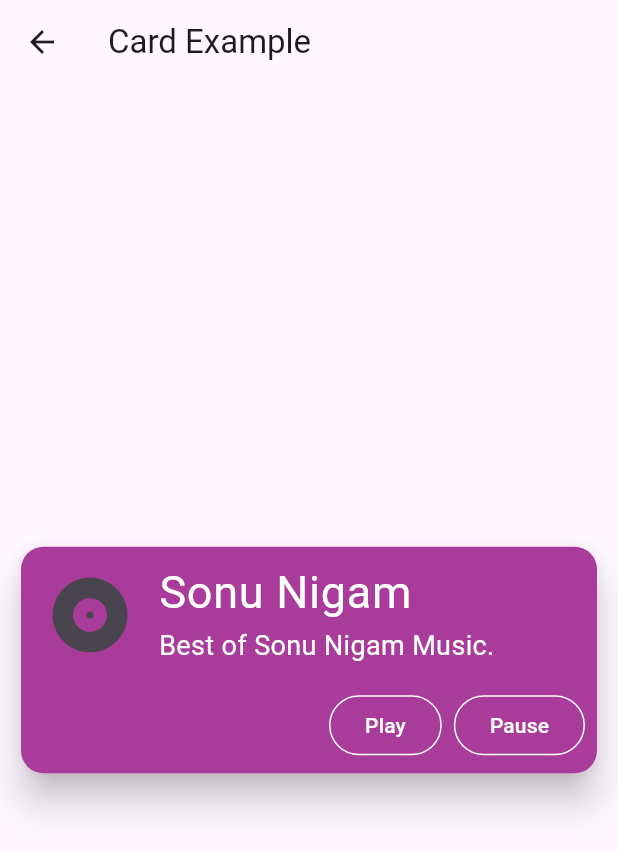
After one commit to Viraj1812/login_page, a Flutter app: the CardEx screen opened by its route, on a phone screen of 412 x 824 dp. The commit adds this screen. Shown: the top 852 px of the screen. Run offline on Flutter 3.47's test engine with Material 3 defaults, Android fonts, the phone set to English and light mode, and no system bars; missing offline and left inert: custom_switch_widget.

Commit message:
Switch, Card Done

```diff
--- /dev/null
+++ b/lib/card_ex.dart
@@ -0,0 +1,70 @@
+import 'package:flutter/material.dart';
+import 'package:login_page/utils/routes_name.dart';
+
+class CardEx extends StatelessWidget {
+  const CardEx({super.key});
+
+  @override
+  Widget build(BuildContext context) {
+    return Scaffold(
+      appBar: AppBar(
+        title: const Text('Card Example'),
+      ),
+      body: Center(
+        child: Container(
+          padding: const EdgeInsets.all(10.0),
+          child: Card(
+            surfaceTintColor: Colors.amber,
+            shape: RoundedRectangleBorder(
+              borderRadius: BorderRadius.circular(15.0),
+            ),
+            color: Colors.purple,
+            elevation: 10,
+            child: Column(
+              mainAxisSize: MainAxisSize.min,
+              children: <Widget>[
+                const ListTile(
+                  leading: Icon(Icons.album, size: 60),
+                  title: Text('Sonu Nigam',
+                      style: TextStyle(fontSize: 30.0, color: Colors.white)),
+                  subtitle: Text('Best of Sonu Nigam Music.',
+                      style: TextStyle(fontSize: 18.0, color: Colors.white)),
+                ),
+                ButtonBar(
+                  children: <Widget>[
+                    OutlinedButton(
+                      style: const ButtonStyle(
+                        side: MaterialStatePropertyAll(
+                            BorderSide(color: Colors.white)),
+                      ),
+                      child: const Text(
+                        'Play',
+                        style: TextStyle(color: Colors.white),
+                      ),
+                      onPressed: () {
+                        Navigator.pushNamed(context, RoutesName.thirdPage);
+                      },
+                    ),
+                    OutlinedButton(
+                      style: const ButtonStyle(
+                        side: MaterialStatePropertyAll(
+                            BorderSide(color: Colors.white)),
+                      ),
+                      child: const Text(
+                        'Pause',
+                        style: TextStyle(color: Colors.white),
+                      ),
+                      onPressed: () {
+                        Navigator.pop(context);
+                      },
+                    ),
+                  ],
+                ),
+              ],
+            ),
+          ),
+        ),
+      ),
+    );
+  }
+}
--- a/lib/stack_ex.dart
+++ b/lib/stack_ex.dart
@@ -1,4 +1,5 @@
 import 'package:flutter/material.dart';
+import 'package:login_page/switch_screen.dart';
 import 'package:login_page/utils/routes_name.dart';
 
 class StackEX extends StatelessWidget {
@@ -63,6 +64,10 @@ class StackEX extends StatelessWidget {
             child: const Text('Next'),
           ),
         ),
+        const SizedBox(
+          height: 30,
+        ),
+        const SwitchScreen(),
       ],
     );
   }
--- a/lib/tab_first_screen.dart
+++ b/lib/tab_first_screen.dart
@@ -19,7 +19,7 @@ class TabFirstScreen extends StatelessWidget {
           ),
           ElevatedButton(
             onPressed: () {
-              Navigator.pushNamed(context, RoutesName.slider);
+              Navigator.pushNamed(context, RoutesName.card);
             },
             child: const Text(
               'Next',
--- a/lib/tab_second_screen.dart
+++ b/lib/tab_second_screen.dart
@@ -19,7 +19,7 @@ class TabSecondScreen extends StatelessWidget {
           ),
           ElevatedButton(
             onPressed: () {
-              Navigator.pushNamed(context, RoutesName.slider);
+              Navigator.pushNamed(context, RoutesName.card);
             },
             child: const Text(
               'Next',
--- a/lib/utils/routes.dart
+++ b/lib/utils/routes.dart
@@ -1,4 +1,5 @@
 import 'package:flutter/material.dart';
+import 'package:login_page/card_ex.dart';
 import 'package:login_page/forth_page.dart';
 import 'package:login_page/home_page.dart';
 import 'package:login_page/linear_progress.dart';
@@ -36,6 +37,8 @@ class Routes {
         return MaterialPageRoute(builder: (context) => const Tabber());
       case RoutesName.slider:
         return MaterialPageRoute(builder: (context) => const SliderScreen());
+      case RoutesName.card:
+        return MaterialPageRoute(builder: (context) => const CardEx());
       default:
         return MaterialPageRoute(builder: (context) {
           return const Scaffold(
--- a/lib/utils/routes_name.dart
+++ b/lib/utils/routes_name.dart
@@ -8,4 +8,5 @@ class RoutesName {
   static const String linearProgress = 'linear_Progress';
   static const String tabber = 'tabber';
   static const String slider = 'slider';
+  static const String card = 'card';
 }
--- a/pubspec.yaml
+++ b/pubspec.yaml
@@ -35,6 +35,7 @@ dependencies:
   # Use with the CupertinoIcons class for iOS style icons.
   cupertino_icons: ^1.0.2
   fluttertoast: ^8.2.4
+  custom_switch_widget: ^0.0.1
 
 dev_dependencies:
   flutter_test:
```
Also changed, not shown: lib/switch_screen.dart (added, +84 -0 lines), pubspec.lock.
